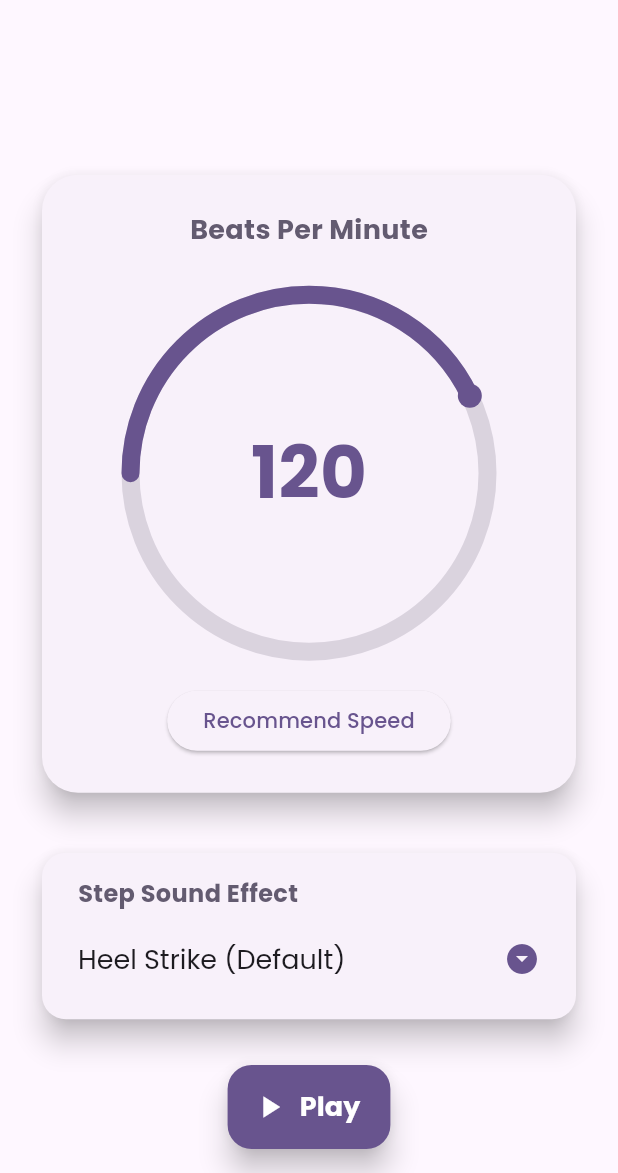
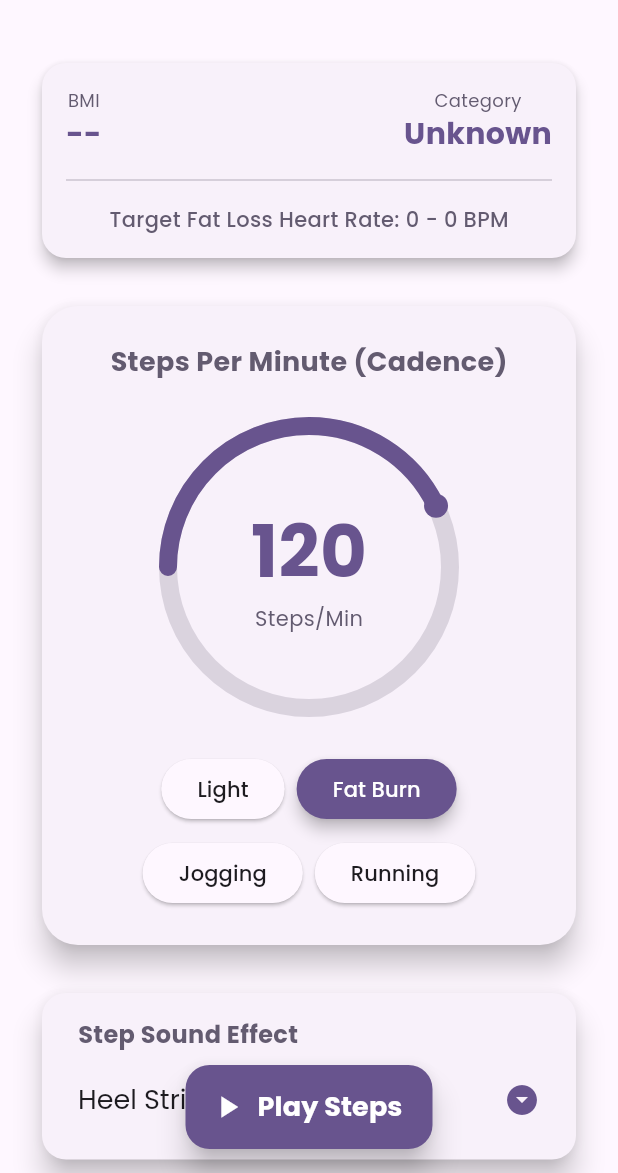
Before and after one commit to hatdoc/StepWithMe, a Flutter app: the HomePage screen opened by its route, on a phone screen of 412 x 824 dp, the part 63-1236 px from its top. Run offline on Flutter 3.47's test engine with Material 3 defaults, Android fonts, the phone set to English and light mode, and no system bars; drawn by our look-alikes of sleek_circular_slider; our stand-ins replace audioplayers, flutter_riverpod, google_fonts, riverpod, shared_preferences; accounts and stored records are empty.

Commit message:
feat: add personal targets based on age, height, and weight

```diff
--- a/lib/initial_page.dart
+++ b/lib/initial_page.dart
@@ -19,8 +19,9 @@ class _InitialPageState extends State<InitialPage> {
     final prefs = await SharedPreferences.getInstance();
     final height = prefs.getString('height');
     final weight = prefs.getString('weight');
+    final age = prefs.getString('age');
 
-    if (height != null && weight != null) {
+    if (height != null && weight != null && age != null) {
       Navigator.of(context).pushReplacementNamed('/home');
     } else {
       Navigator.of(context).pushReplacementNamed('/user-info');
--- a/lib/main.dart
+++ b/lib/main.dart
@@ -26,9 +26,7 @@ class ThemeProvider with ChangeNotifier {
   ThemeMode get themeMode => _themeMode;
 
   void toggleTheme() {
-    _themeMode = _themeMode == ThemeMode.light
-        ? ThemeMode.dark
-        : ThemeMode.light;
+    _themeMode = _themeMode == ThemeMode.light ? ThemeMode.dark : ThemeMode.light;
     notifyListeners();
   }
 }
@@ -95,29 +93,69 @@ class AppState {
   final int bpm;
   final bool isPlaying;
   final String sound; // This now stores the unique sound key
+  final double? height;
+  final double? weight;
+  final int? age;
 
-  AppState({required this.bpm, required this.isPlaying, required this.sound});
+  AppState({
+    required this.bpm,
+    required this.isPlaying,
+    required this.sound,
+    this.height,
+    this.weight,
+    this.age,
+  });
 
-  AppState copyWith({int? bpm, bool? isPlaying, String? sound}) {
+  AppState copyWith({
+    int? bpm,
+    bool? isPlaying,
+    String? sound,
+    double? height,
+    double? weight,
+    int? age,
+  }) {
     return AppState(
       bpm: bpm ?? this.bpm,
       isPlaying: isPlaying ?? this.isPlaying,
       sound: sound ?? this.sound,
+      height: height ?? this.height,
+      weight: weight ?? this.weight,
+      age: age ?? this.age,
     );
+  }
+
+  double? get bmi {
+    if (height == null || weight == null || height == 0) return null;
+    return weight! / ((height! / 100) * (height! / 100));
+  }
+
+  String get bmiCategory {
+    final val = bmi;
+    if (val == null) return 'Unknown';
+    if (val < 18.5) return 'Underweight';
+    if (val < 25) return 'Healthy';
+    if (val < 30) return 'Overweight';
+    return 'Obese';
   }
 }
 
 class StateService extends StateNotifier<AppState> {
-  StateService()
-    : super(AppState(bpm: 120, isPlaying: false, sound: 'heel_strike')) {
+  StateService() : super(AppState(bpm: 120, isPlaying: false, sound: 'heel_strike')) {
     _loadState();
   }
 
   Future<void> _loadState() async {
     final prefs = await SharedPreferences.getInstance();
+    final hStr = prefs.getString('height');
+    final wStr = prefs.getString('weight');
+    final aStr = prefs.getString('age');
+
     state = state.copyWith(
       bpm: prefs.getInt('bpm') ?? 120,
       sound: prefs.getString('sound') ?? 'heel_strike',
+      height: hStr != null ? double.tryParse(hStr) : null,
+      weight: wStr != null ? double.tryParse(wStr) : null,
+      age: aStr != null ? int.tryParse(aStr) : null,
     );
   }
 
@@ -215,15 +253,10 @@ class HomePage extends ConsumerWidget {
   @override
   Widget build(BuildContext context, WidgetRef ref) {
     final theme = Theme.of(context);
-
     final appState = ref.watch(stateServiceProvider);
-
     final stateService = ref.read(stateServiceProvider.notifier);
-
     final bpmService = ref.read(bpmServiceProvider);
 
-    // Start/stop BPM service based on appState.isPlaying
-    // Use ref.listen to handle side effects like starting/stopping the BPM service
     ref.listen<AppState>(stateServiceProvider, (previous, next) {
       if (next.isPlaying) {
         bpmService.start();
@@ -231,6 +264,10 @@ class HomePage extends ConsumerWidget {
         bpmService.stop();
       }
     });
+
+    final maxHR = appState.age != null ? 220 - appState.age! : 0;
+    final fatBurnMin = (maxHR * 0.60).toInt();
+    final fatBurnMax = (maxHR * 0.70).toInt();
 
     return Scaffold(
       appBar: AppBar(
@@ -254,13 +291,50 @@ class HomePage extends ConsumerWidget {
         backgroundColor: theme.scaffoldBackgroundColor,
         foregroundColor: theme.colorScheme.onSurface,
       ),
-      body: Center(
+      body: SingleChildScrollView(
         child: Padding(
           padding: const EdgeInsets.all(24.0),
           child: Column(
-            mainAxisAlignment: MainAxisAlignment.center,
             crossAxisAlignment: CrossAxisAlignment.stretch,
             children: [
+              Card(
+                elevation: 4,
+                shape: RoundedRectangleBorder(
+                  borderRadius: BorderRadius.circular(16),
+                ),
+                child: Padding(
+                  padding: const EdgeInsets.all(16.0),
+                  child: Column(
+                    children: [
+                      Row(
+                        mainAxisAlignment: MainAxisAlignment.spaceBetween,
+                        children: [
+                          _buildStatItem(
+                            'BMI',
+                            appState.bmi?.toStringAsFixed(1) ?? '--',
+                            theme,
+                          ),
+                          _buildStatItem(
+                            'Category',
+                            appState.bmiCategory,
+                            theme,
+                          ),
+                        ],
+                      ),
+                      const Divider(height: 32),
+                      Text(
+                        'Target Fat Loss Heart Rate: $fatBurnMin - $fatBurnMax BPM',
+                        style: GoogleFonts.poppins(
+                          fontSize: 14,
+                          fontWeight: FontWeight.w500,
+                          color: theme.colorScheme.secondary,
+                        ),
+                      ),
+                    ],
+                  ),
+                ),
+              ),
+              const SizedBox(height: 24),
               Card(
                 elevation: 8,
                 shape: RoundedRectangleBorder(
@@ -271,7 +345,7 @@ class HomePage extends ConsumerWidget {
                   child: Column(
                     children: [
                       Text(
-                        'Beats Per Minute',
+                        'Steps Per Minute (Cadence)',
                         style: GoogleFonts.poppins(
                           fontSize: 18,
                           fontWeight: FontWeight.bold,
@@ -288,7 +362,10 @@ class HomePage extends ConsumerWidget {
                         },
                         innerWidget: (double value) {
                           return Center(
-                            child: Text(
+                            child: Column(
+                              mainAxisAlignment: MainAxisAlignment.center,
+                              children: [
+                                Text(
                                   '${value.toInt()}',
                                   style: GoogleFonts.poppins(
                                     fontSize: 48,
@@ -296,13 +373,20 @@ class HomePage extends ConsumerWidget {
                                     color: theme.colorScheme.primary,
                                   ),
                                 ),
+                                Text(
+                                  'Steps/Min',
+                                  style: GoogleFonts.poppins(
+                                    fontSize: 14,
+                                    color: theme.colorScheme.secondary,
+                                  ),
+                                ),
+                              ],
+                            ),
                           );
                         },
                         appearance: CircularSliderAppearance(
                           customColors: CustomSliderColors(
-                            trackColor: theme.colorScheme.secondary.withOpacity(
-                              0.2,
-                            ),
+                            trackColor: theme.colorScheme.secondary.withOpacity(0.2),
                             progressBarColor: theme.colorScheme.primary,
                             dotColor: theme.colorScheme.primary,
                           ),
@@ -311,60 +395,121 @@ class HomePage extends ConsumerWidget {
                             progressBarWidth: 12,
                             handlerSize: 8,
                           ),
-                          size: 250,
+                          size: 200,
                           startAngle: 180,
                           angleRange: 360,
                         ),
                       ),
-                      const SizedBox(height: 16),
-                      ElevatedButton(
-                        onPressed: () {
-                          stateService.setBpm(120);
-                        },
-                        child: const Text('Recommend Speed'),
+                      const SizedBox(height: 24),
+                      Wrap(
+                        spacing: 8,
+                        runSpacing: 8,
+                        alignment: WrapAlignment.center,
+                        children: [
+                          _buildModeButton(
+                            'Light',
+                            100,
+                            stateService,
+                            theme,
+                            appState.bpm,
+                          ),
+                          _buildModeButton(
+                            'Fat Burn',
+                            120,
+                            stateService,
+                            theme,
+                            appState.bpm,
+                          ),
+                          _buildModeButton(
+                            'Jogging',
+                            150,
+                            stateService,
+                            theme,
+                            appState.bpm,
+                          ),
+                          _buildModeButton(
+                            'Running',
+                            170,
+                            stateService,
+                            theme,
+                            appState.bpm,
+                          ),
+                        ],
                       ),
                     ],
                   ),
                 ),
               ),
-              const SizedBox(height: 32),
+              const SizedBox(height: 24),
               _buildSoundSelector(context, ref),
+              const SizedBox(height: 80),
             ],
           ),
         ),
       ),
-
       floatingActionButton: FloatingActionButton.extended(
         onPressed: () {
           stateService.togglePlay();
         },
-
         label: Text(
-          appState.isPlaying ? 'Pause' : 'Play',
-
+          appState.isPlaying ? 'Pause' : 'Play Steps',
           style: GoogleFonts.poppins(fontWeight: FontWeight.bold, fontSize: 18),
         ),
-
         icon: Icon(appState.isPlaying ? Icons.pause : Icons.play_arrow),
-
         backgroundColor: theme.colorScheme.primary,
-
         foregroundColor: theme.colorScheme.onPrimary,
-
         elevation: 8,
       ),
+      floatingActionButtonLocation: FloatingActionButtonLocation.centerFloat,
+    );
+  }
 
-      floatingActionButtonLocation: FloatingActionButtonLocation.centerFloat,
+  Widget _buildStatItem(String label, String value, ThemeData theme) {
+    return Column(
+      children: [
+        Text(
+          label,
+          style: GoogleFonts.poppins(
+            fontSize: 12,
+            color: theme.colorScheme.secondary,
+          ),
+        ),
+        Text(
+          value,
+          style: GoogleFonts.poppins(
+            fontSize: 20,
+            fontWeight: FontWeight.bold,
+            color: theme.colorScheme.primary,
+          ),
+        ),
+      ],
+    );
+  }
+
+  Widget _buildModeButton(
+    String label,
+    int value,
+    StateService service,
+    ThemeData theme,
+    int currentBpm,
+  ) {
+    final isSelected = currentBpm == value;
+    return ElevatedButton(
+      onPressed: () => service.setBpm(value),
+      style: ElevatedButton.styleFrom(
+        backgroundColor: isSelected ? theme.colorScheme.primary : theme.colorScheme.surface,
+        foregroundColor: isSelected ? theme.colorScheme.onPrimary : theme.colorScheme.onSurface,
+        elevation: isSelected ? 4 : 1,
+        shape: RoundedRectangleBorder(borderRadius: BorderRadius.circular(20)),
+      ),
+      child: Text(label),
     );
   }
 
   Widget _buildSoundSelector(BuildContext context, WidgetRef ref) {
     final theme = Theme.of(context);
-
     final appState = ref.watch(stateServiceProvider);
-
     final stateService = ref.read(stateServiceProvider.notifier);
-
     final audioService = ref.read(audioServiceProvider);
 
     final soundOptions = [
@@ -380,22 +525,21 @@ class HomePage extends ConsumerWidget {
       {'label': 'Forest Walk', 'value': 'Walking In Forest.mp3'},
       {'label': 'Gravel Path', 'value': 'Walking On Gravel Path.mp3'},
       {'label': 'Wood Floor', 'value': 'Walking Wood Floor House.mp3'},
-      {'label': 'Water Walk (Sweetener)', 'value': 'Water Walk Series Sweetener .mp3'},
+      {
+        'label': 'Water Walk (Sweetener)',
+        'value': 'Water Walk Series Sweetener .mp3',
+      },
     ];
 
-    // Ensure the current sound value exists in the options to avoid AssertionError
     final currentSound = soundOptions.any((opt) => opt['value'] == appState.sound)
         ? appState.sound
         : 'heel_strike';
 
     return Card(
       elevation: 8,
-
       shape: RoundedRectangleBorder(borderRadius: BorderRadius.circular(16)),
-
       child: Padding(
         padding: const EdgeInsets.symmetric(horizontal: 24, vertical: 16),
-
         child: Column(
           crossAxisAlignment: CrossAxisAlignment.start,
           children: [
@@ -411,32 +555,24 @@ class HomePage extends ConsumerWidget {
             DropdownButtonHideUnderline(
               child: DropdownButton<String>(
                 value: currentSound,
-
                 isExpanded: true,
-
                 icon: Icon(
                   Icons.arrow_drop_down_circle,
                   color: theme.colorScheme.primary,
                 ),
-
                 items: soundOptions.map((opt) {
                   return _buildDropdownItem(opt['label']!, opt['value']!);
                 }).toList(),
-
                 onChanged: (value) {
                   if (value != null) {
                     stateService.setSound(value);
-                    // Preview the sound when selected
                     audioService.play(value);
                   }
                 },
-
                 style: GoogleFonts.poppins(
                   fontSize: 18,
-
                   color: theme.colorScheme.onSurface,
                 ),
-
                 dropdownColor: theme.cardColor,
               ),
             ),
--- a/lib/user_info_page.dart
+++ b/lib/user_info_page.dart
@@ -12,6 +12,7 @@ class UserInfoPage extends StatefulWidget {
 class _UserInfoPageState extends State<UserInfoPage> {
   final _heightController = TextEditingController();
   final _weightController = TextEditingController();
+  final _ageController = TextEditingController();
 
   @override
   void initState() {
@@ -24,6 +25,7 @@ class _UserInfoPageState extends State<UserInfoPage> {
     setState(() {
       _heightController.text = prefs.getString('height') ?? '';
       _weightController.text = prefs.getString('weight') ?? '';
+      _ageController.text = prefs.getString('age') ?? '';
     });
   }
 
@@ -31,6 +33,7 @@ class _UserInfoPageState extends State<UserInfoPage> {
   void dispose() {
     _heightController.dispose();
     _weightController.dispose();
+    _ageController.dispose();
     super.dispose();
   }
 
@@ -38,6 +41,7 @@ class _UserInfoPageState extends State<UserInfoPage> {
     final prefs = await SharedPreferences.getInstance();
     await prefs.setString('height', _heightController.text);
     await prefs.setString('weight', _weightController.text);
+    await prefs.setString('age', _ageController.text);
     Navigator.of(context).pushReplacementNamed('/home');
   }
 
@@ -63,7 +67,7 @@ class _UserInfoPageState extends State<UserInfoPage> {
               ),
               const SizedBox(height: 16),
               Text(
-                'Let\'s get to know you a little better.',
+                'Enter your details to calculate your personal targets.',
                 textAlign: TextAlign.center,
                 style: GoogleFonts.poppins(
                   fontSize: 16,
@@ -71,6 +75,12 @@ class _UserInfoPageState extends State<UserInfoPage> {
                 ),
               ),
               const SizedBox(height: 48),
+              _buildTextField(
+                controller: _ageController,
+                labelText: 'Age',
+                icon: Icons.calendar_today,
+              ),
+              const SizedBox(height: 24),
               _buildTextField(
                 controller: _heightController,
                 labelText: 'Height (cm)',
@@ -93,7 +103,7 @@ class _UserInfoPageState extends State<UserInfoPage> {
                   backgroundColor: theme.colorScheme.primary,
                 ),
                 child: Text(
-                  'Save and Continue',
+                  'Start My Journey',
                   style: GoogleFonts.poppins(
                     fontSize: 18,
                     fontWeight: FontWeight.bold,
```
Lines whose indentation alone changed are shown as unchanged.
